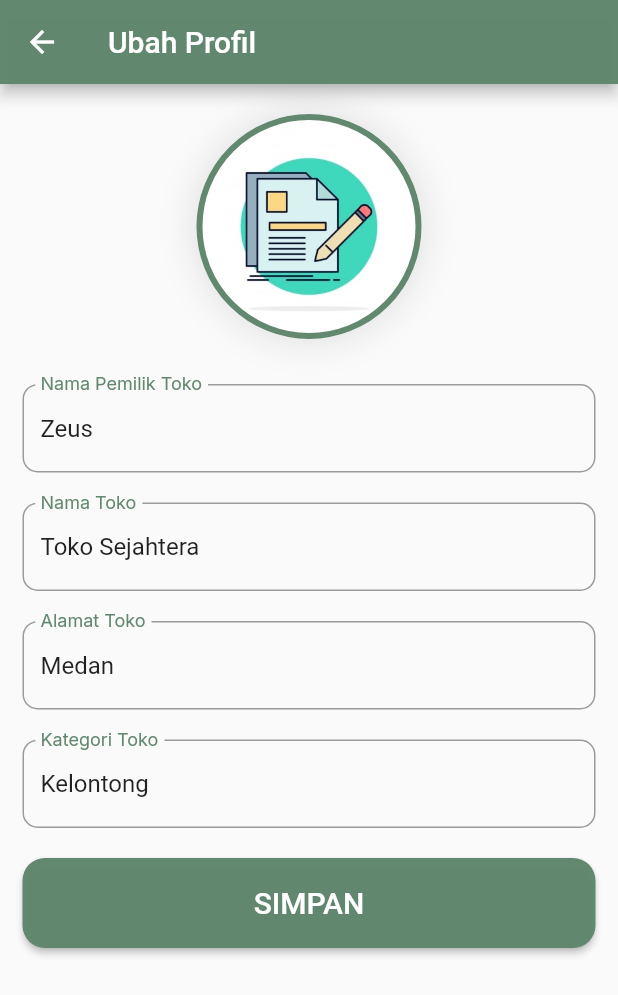
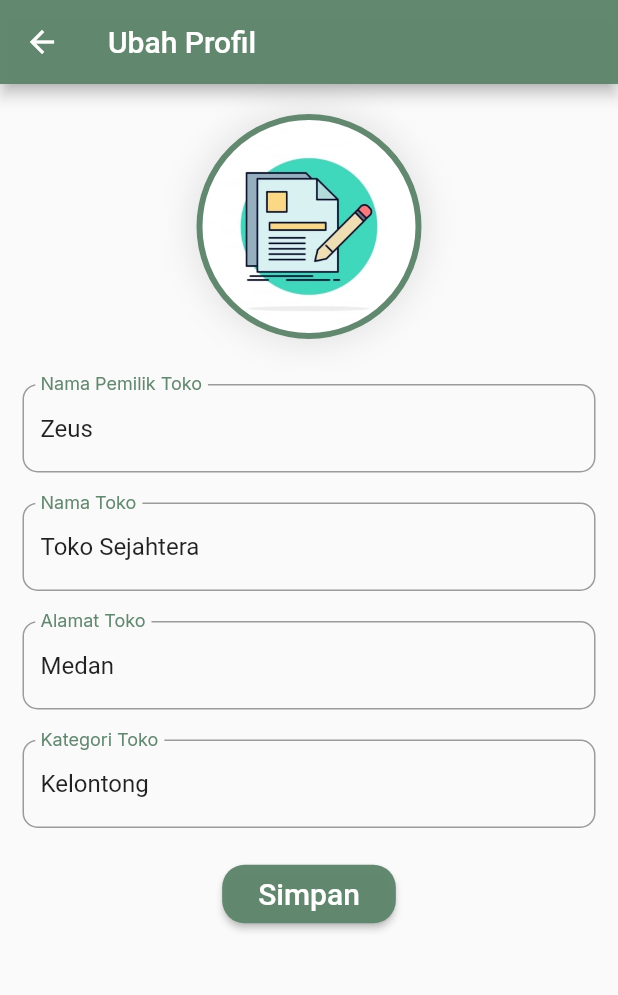
Before and after one commit to aadeeee/Proyek-mobile, a Flutter app: the MyEditProfil screen opened directly, on a phone screen of 412 x 824 dp. Shown: the top 995 px of the screen. Run offline on Flutter 3.47's test engine with Material 2 defaults, Android fonts, the phone set to English and light mode, and no system bars; our stand-ins replace carousel_slider, flutter_otp_text_field, google_fonts.

```diff
--- a/lib/component/Profil/myEditProfil.dart
+++ b/lib/component/Profil/myEditProfil.dart
@@ -134,12 +134,14 @@ class _MyEditProfilState extends State<MyEditProfil> {
             },
             style: ElevatedButton.styleFrom(
                 backgroundColor: primaryColor,
-                minimumSize: const Size.fromHeight(60),
                 shape: RoundedRectangleBorder(
                     borderRadius: BorderRadius.circular(15))),
-            child: const Text(
-              "SIMPAN",
-              style: TextStyle(fontSize: 20),
+            child: Padding(
+              padding: const EdgeInsets.all(8.0),
+              child: const Text(
+                "Simpan",
+                style: TextStyle(fontSize: 20),
+              ),
             ),
           ),
         ),
--- a/lib/component/Transaksi/editTransaksi.dart
+++ b/lib/component/Transaksi/editTransaksi.dart
@@ -92,7 +92,7 @@ class _MyEditTransactionState extends State<MyEditTransaction> {
                               backgroundColor: primaryColor,
                               shape: RoundedRectangleBorder(
                                   borderRadius: BorderRadius.circular(15))),
-              child: Text('Simpan Perubahan'),
+              child: Text('Simpan Perubahan',style: TextStyle(fontSize: 15)),
             ),
           ],
         ));
--- a/lib/component/Transaksi/transaksi.dart
+++ b/lib/component/Transaksi/transaksi.dart
@@ -169,7 +169,7 @@ class _TransactionPageState extends State<TransactionPage> {
                               backgroundColor: primaryColor,
                               shape: RoundedRectangleBorder(
                                   borderRadius: BorderRadius.circular(15))),
-                          child: Text('Simpan Transaksi'),
+                          child: Text('Simpan Transaksi', style: TextStyle(fontSize: 15),),
                         ),
                       ],
                     )),
```
